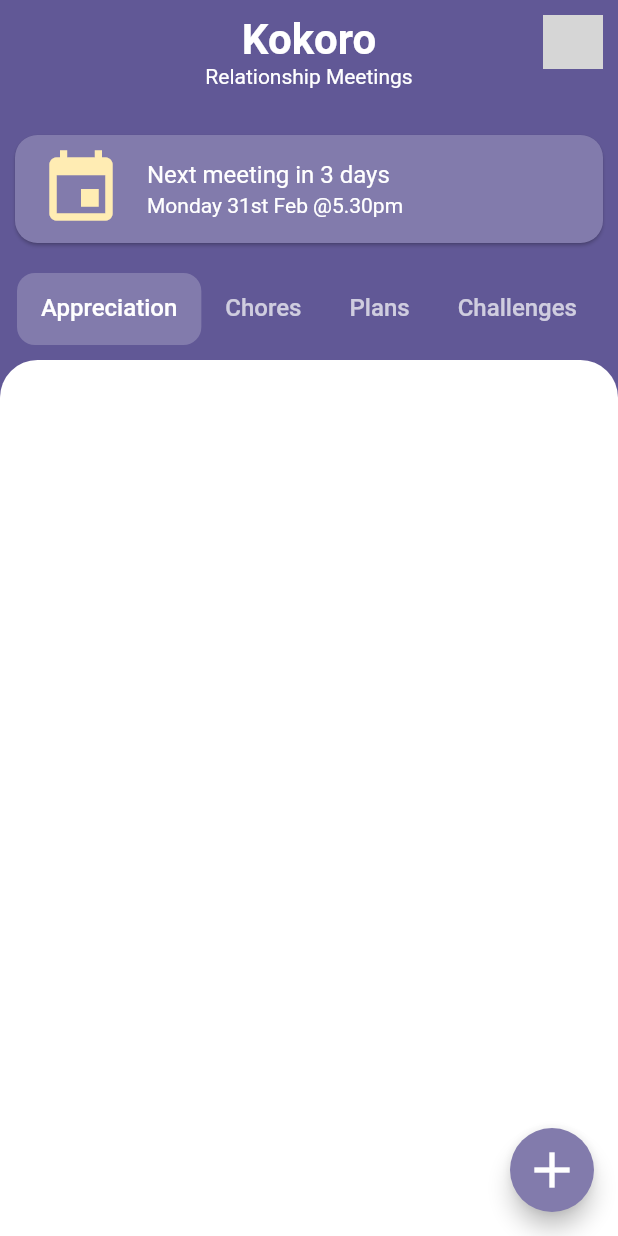
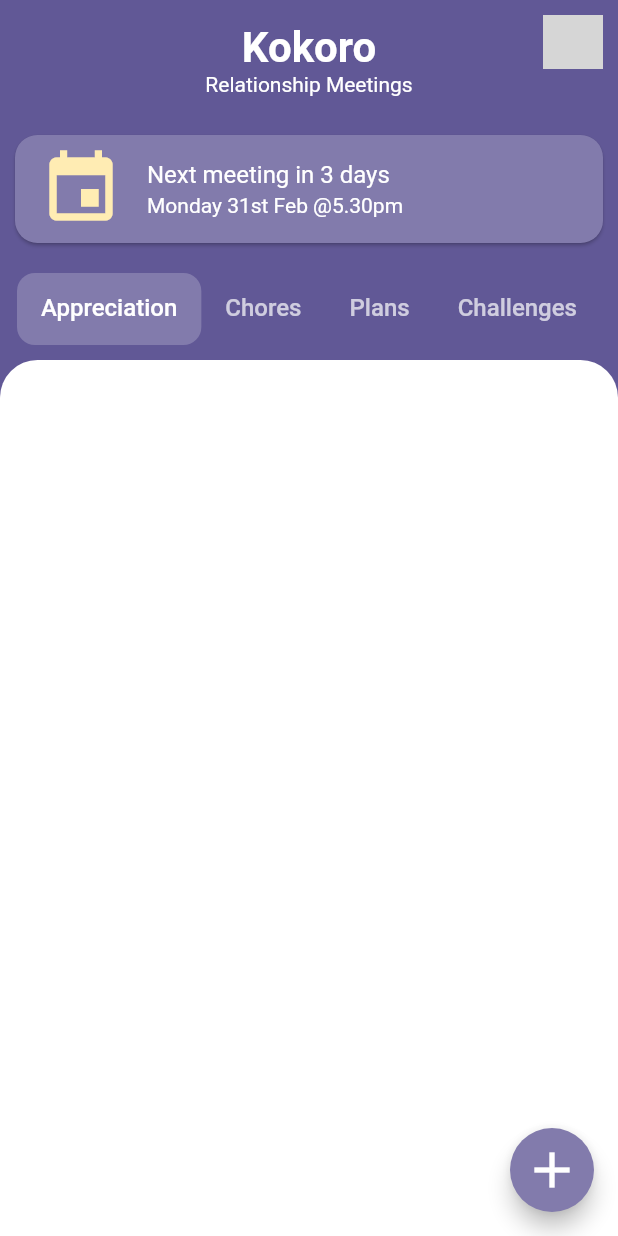
Before and after one commit to Jiaxen/kokoro, a Flutter app: the screen it shows once a user with an empty profile is signed in, on a phone screen of 412 x 824 dp. Run offline on Flutter 3.47's test engine with Material 2 defaults, Android fonts, the phone set to English and light mode, and no system bars; drawn by our look-alikes of flutter_progress_hud; our stand-ins replace cloud_firestore, firebase_auth, firebase_core, flutter_signin_button, google_sign_in; missing offline and left inert: flutter_facebook_auth; accounts and stored records are empty; network calls fail; grey boxes are pictures that could not be loaded.

Commit message:
Title adjust visual

```diff
--- a/lib/screens/notes_screen.dart
+++ b/lib/screens/notes_screen.dart
@@ -92,7 +92,7 @@ class _NotesScreenState extends State<NotesScreen>
                               flexibleSpace: Column(
                                 crossAxisAlignment: CrossAxisAlignment.center,
                                 children: [
-                                  SizedBox(height: 10),
+                                  SizedBox(height: 15),
                                   Text(
                                     'Kokoro',
                                     style: TextStyle(
@@ -105,7 +105,7 @@ class _NotesScreenState extends State<NotesScreen>
                                     style: TextStyle(fontSize: 14, color: kPrimaryTitleColour),
 
                                   ),
-                                  SizedBox(height: 10),
+                                  SizedBox(height: 5),
                                 ],
                               ),
                               actions: [
```
